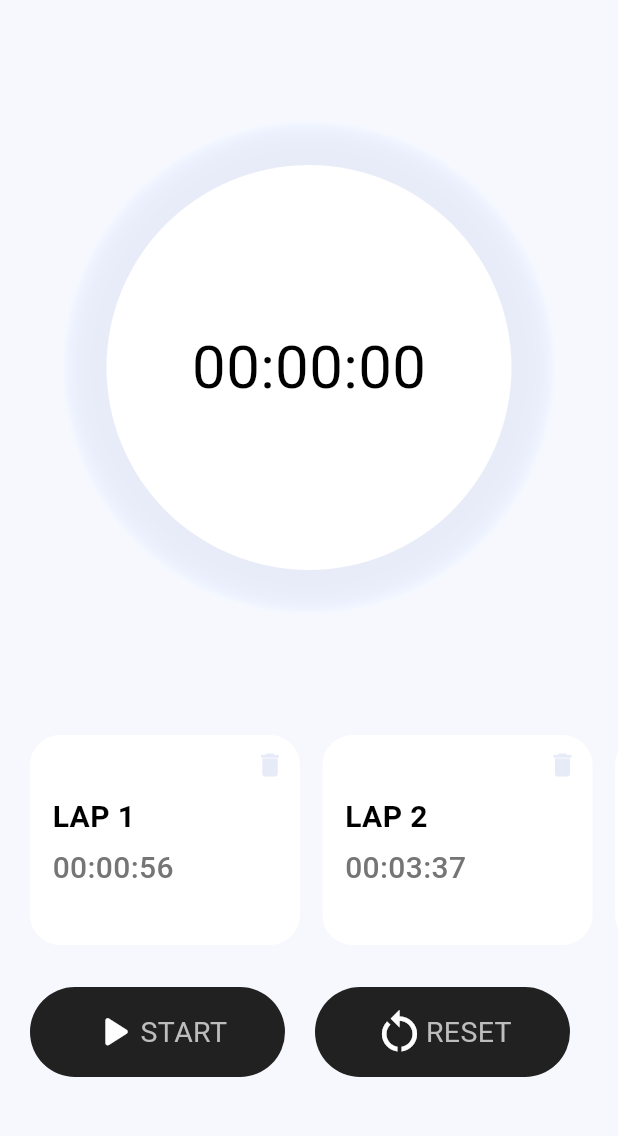
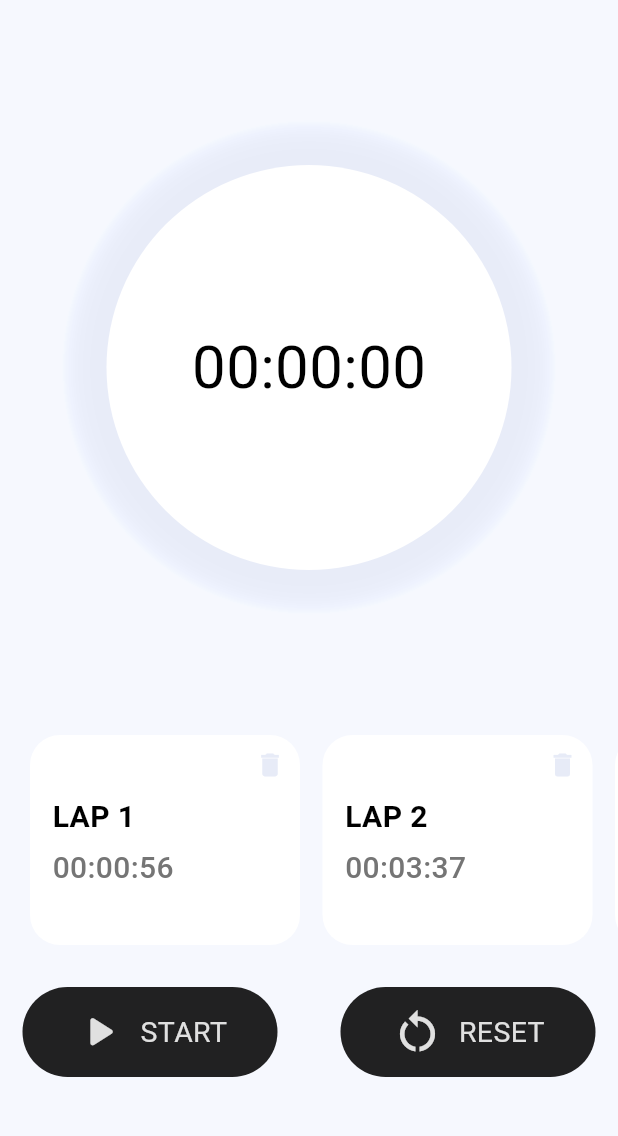
Before and after one commit to TukhtayevaRoziya/flutter_learn, a Flutter app: the screen it shows after launch, on a phone screen of 412 x 824 dp, the part 84-1220 px from its top. Run offline on Flutter 3.47's test engine with Material 3 defaults, Android fonts, the phone set to English and light mode, and no system bars; Roboto replaces fonts that are missing (Redex, Ubuntu).

Commit message:
stopwatch done✔

```diff
--- a/stopwatch/lib/pages/home.dart
+++ b/stopwatch/lib/pages/home.dart
@@ -25,14 +25,65 @@ class _HomeState extends State<Home> {
   Duration _elapsedTime = Duration.zero;
 
   bool isStart = false;
-  bool isPause = false;
+  bool ispause = false;
 
-  String timeFormat(Duration _duration) {
+  String timeFormate(Duration _duration) {
+    // 1:23:5 => 01:23:05
     String twodigited(int n) => n.toString().padLeft(2, '0');
     String Hour = twodigited(_duration.inHours);
     String Min = twodigited(_duration.inMinutes.remainder(60));
     String Sec = twodigited(_duration.inSeconds.remainder(60));
     return '$Hour:$Min:$Sec';
+  }
+
+  void StarWatch() {
+    // on Stopwatch Start
+
+    if (isStart) {
+      _timer = Timer.periodic(Duration(seconds: 1), (timer) {
+        setState(() {
+          _elapsedTime += Duration(seconds: 1);
+        });
+      });
+    }
+
+    setState(() {
+      isStart = true;
+    });
+  }
+
+  void PauseWatch() {
+    _timer?.cancel();
+    setState(() {
+      ispause = true;
+      isStart = false;
+    });
+  }
+
+  void Reset() {
+    _timer?.cancel();
+    _elapsedTime = Duration.zero;
+    LapsList.clear();
+    setState(() {
+      isStart = false;
+      ispause = false;
+    });
+  }
+
+  void Stop() {
+    _timer?.cancel();
+    _elapsedTime = Duration.zero;
+    setState(() {
+      isStart = false;
+      ispause = false;
+    });
+  }
+
+  void Laps() {
+    LapsList.add({
+      'lap': 'LAP ${LapsList.length + 1}',
+      'time': timeFormate(_elapsedTime)
+    });
   }
 
   @override
@@ -77,6 +128,11 @@ class _HomeState extends State<Home> {
             padding: EdgeInsets.only(top: 110),
             child: Center(
                 child: InkWell(
+              onTap: () {
+                if (isStart) {
+                  Laps();
+                }
+              },
               child: Container(
                   height: 270,
                   width: 270,
@@ -87,8 +143,7 @@ class _HomeState extends State<Home> {
                           10, BoxShadow(color: highlight, blurRadius: 30))),
                   child: Center(
                     child: Text(
-                      // timeFormate(_elapsedTime),
-                      '00:00:00',
+                      timeFormate(_elapsedTime),
                       style: TextStyle(
                           color: Colors.black,
                           fontSize: 40,
@@ -162,61 +217,106 @@ class _HomeState extends State<Home> {
               },
             ),
           ),
+
           Spacer(),
+
           Padding(
             padding: EdgeInsets.only(bottom: 50),
             child: Row(
+              mainAxisSize: MainAxisSize.max,
               children: [
+                // Button 1 - Start, pause, resume
                 Padding(
-                  padding: EdgeInsets.only(left: 20),
+                    padding: EdgeInsets.only(left: 15),
+                    child: InkWell(
+                      onTap: () {
+                        if (isStart) {
+                          PauseWatch();
+                        } else {
+                          isStart = true;
+                          StarWatch();
+                        }
+                      },
                       child: Container(
                         height: 60,
                         width: 170,
                         decoration: BoxDecoration(
                           color: Colors.black87,
-                        borderRadius: BorderRadius.circular(360)),
+                          borderRadius: BorderRadius.circular(360),
+                        ),
                         child: Row(
                           mainAxisAlignment: MainAxisAlignment.center,
                           children: [
                             Icon(
-                          Icons.play_arrow_rounded,
-                          color: Colors.white,
+                              isStart
+                                  ? Icons.pause_rounded
+                                  : Icons.play_arrow_rounded,
+                              color: Colors.grey.shade300,
                               size: 35,
                             ),
+                            Container(
+                              width: 10,
+                            ),
                             Text(
-                          'START',
+                              isStart
+                                  ? 'PAUSE'
+                                  : ispause
+                                      ? 'RESUME'
+                                      : 'START',
                               style: TextStyle(
-                              color: Colors.grey.shade400, fontSize: 19),
+                                color: Colors.grey.shade300,
+                                fontSize: 19,
+                                fontFamily: 'Ubuntu',
+                              ),
                             )
                           ],
                         ),
                       ),
-                ),
+                    )),
+
+                Spacer(),
+
+                // Button 2 - Reset, stop
                 Padding(
-                  padding: EdgeInsets.only(left: 20.0),
+                    padding: EdgeInsets.only(right: 15),
+                    child: InkWell(
+                      onTap: () {
+                        if (isStart) {
+                          Stop();
+                        } else {
+                          Reset();
+                        }
+                      },
                       child: Container(
                         height: 60,
                         width: 170,
                         decoration: BoxDecoration(
                           color: Colors.black87,
-                        borderRadius: BorderRadius.circular(360)),
+                          borderRadius: BorderRadius.circular(360),
+                        ),
                         child: Row(
                           mainAxisAlignment: MainAxisAlignment.center,
                           children: [
                             Icon(
-                          Icons.restart_alt,
-                          color: Colors.white,
+                              isStart ? Icons.stop_rounded : Icons.restart_alt,
+                              color: Colors.grey.shade300,
                               size: 35,
                             ),
+                            Container(
+                              width: 10,
+                            ),
                             Text(
-                          'RESET',
+                              isStart ? 'STOP' : 'RESET',
                               style: TextStyle(
-                              color: Colors.grey.shade400, fontSize: 19),
+                                color: Colors.grey.shade300,
+                                fontSize: 19,
+                                fontFamily: 'Ubuntu',
+                              ),
                             )
                           ],
                         ),
                       ),
-                )
+                    ))
               ],
             ),
           )
```
Lines whose indentation alone changed are shown as unchanged.
